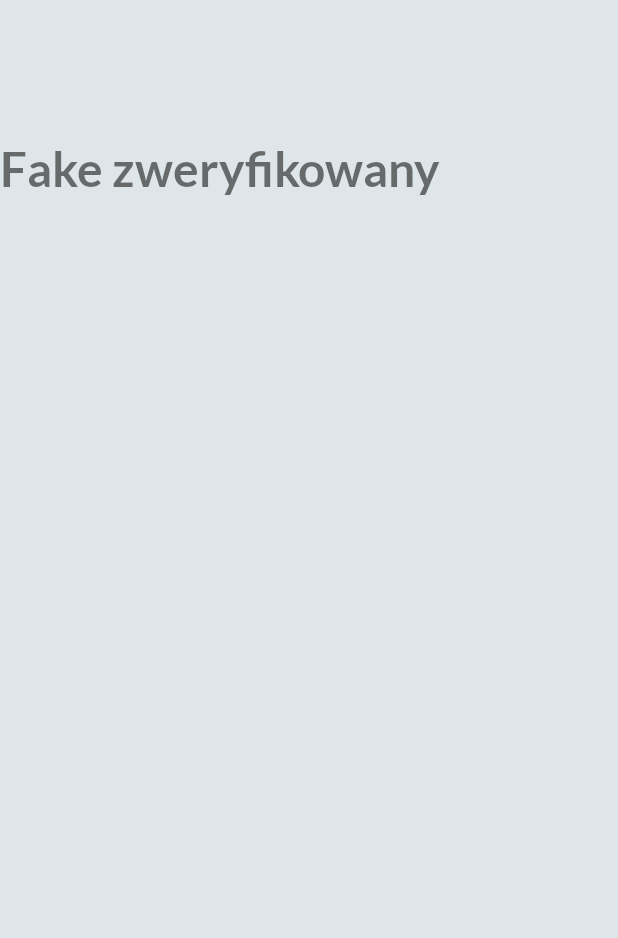
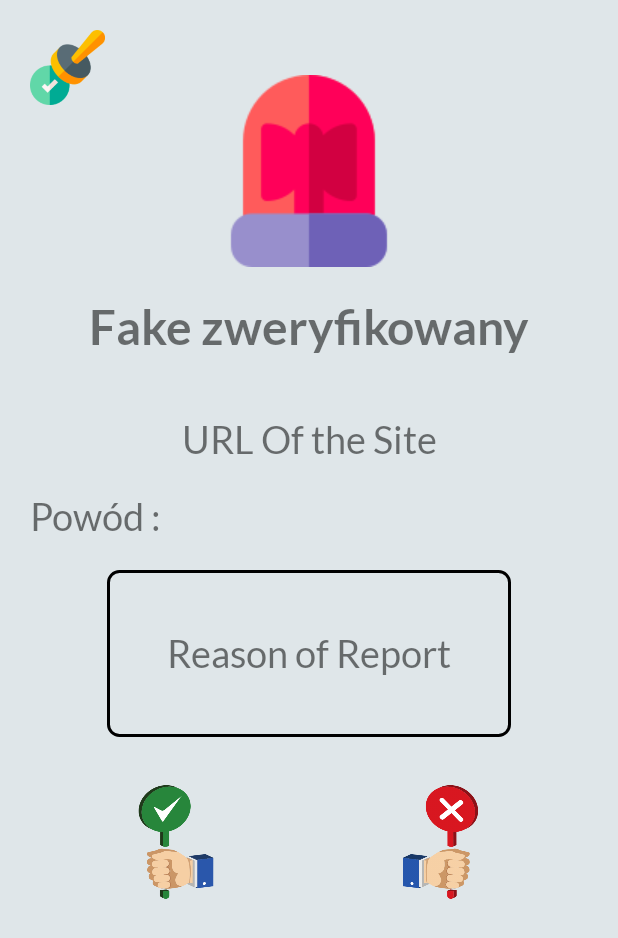
Before and after one commit to szymhan/ProovIt, an Android app: the layout activity_check.xml on its own in the app's theme, with its tools: preview values and no code run, on a phone screen of 412 x 824 dp. Shown: the top 938 px of the screen. Run offline under Robolectric (Android 15) with nearby library versions, the phone set to English and light mode, and no system bars.

Commit message:
add checkActivity

```diff
--- a/app/src/main/AndroidManifest.xml
+++ b/app/src/main/AndroidManifest.xml
@@ -1,6 +1,7 @@
 <?xml version="1.0" encoding="utf-8"?>
 <manifest xmlns:android="http://schemas.android.com/apk/res/android"
     xmlns:dist="http://schemas.android.com/apk/distribution"
+    xmlns:tools="http://schemas.android.com/tools"
     package="com.example.proovit">
 
     <dist:module dist:instant="true" />
@@ -11,9 +12,13 @@
         android:label="@string/app_name"
         android:roundIcon="@mipmap/ic_launcher_logo_round"
         android:supportsRtl="true"
-        android:theme="@style/AppTheme.NoActionBar">
-        <activity android:name=".MainActivity"></activity>
-
+        android:theme="@style/AppTheme.NoActionBar"
+        tools:ignore="GoogleAppIndexingWarning">
+        <activity
+            android:name=".CheckActivity"
+            android:label="@string/title_activity_check"
+            android:theme="@style/AppTheme.NoActionBar.NoActionBar" />
+        <activity android:name=".MainActivity" />
         <activity
             android:name=".SplashScreenActivity"
             android:label="@string/app_name"
--- /dev/null
+++ b/app/src/main/java/com/example/proovit/CheckActivity.java
@@ -0,0 +1,16 @@
+package com.example.proovit;
+
+import android.os.Bundle;
+import android.support.v7.app.AppCompatActivity;
+
+
+public class CheckActivity extends AppCompatActivity {
+
+    @Override
+    protected void onCreate(Bundle savedInstanceState) {
+        super.onCreate(savedInstanceState);
+        setContentView(R.layout.activity_check);
+
+    }
+
+}
--- a/app/src/main/res/layout/activity_check.xml
+++ b/app/src/main/res/layout/activity_check.xml
@@ -6,37 +6,149 @@
     >
 
     <LinearLayout
+        android:layout_marginTop="20dp"
+        android:layout_marginStart="20dp"
+        android:layout_width="match_parent"
+        android:layout_height="50dp">
+
+        <ImageButton
+            android:layout_width="50dp"
+            android:layout_height="match_parent"
+            android:adjustViewBounds="true"
+            android:background="@drawable/validation"
+            android:scaleType="fitCenter" />
+    </LinearLayout>
+    <LinearLayout
         android:id="@+id/check_linear_image"
-        android:layout_width="match_parent"
+        android:layout_width="fill_parent"
         android:layout_height="wrap_content"
-        android:orientation="horizontal"
-        android:layout_marginTop="100dp">
+        android:orientation="vertical"
+        android:layout_marginTop="50dp">
 
         <ImageView
+            android:id="@+id/check_logo"
             android:layout_width="wrap_content"
-            android:layout_height="32dp"
+            android:layout_height="128dp"
             android:adjustViewBounds="true"
-            android:scaleType="centerCrop"/>
+            android:background="@drawable/alarm"
+            android:layout_gravity="center_horizontal"
+            android:scaleType="centerCrop" />
     </LinearLayout>
 
     <LinearLayout
+        android:layout_marginTop="20dp"
+        android:layout_below="@id/check_linear_image"
         android:id="@+id/check_linear_main_text"
         android:layout_width="match_parent"
         android:layout_height="wrap_content"
-        android:layout_alignBottom="@id/check_linear_image"
         android:orientation="horizontal">
 
         <TextView
+            android:gravity="center"
             android:layout_width="match_parent"
             android:layout_height="wrap_content"
             android:text="@string/check_main"
             android:fontFamily="@font/lato_bold"
             android:textSize="32sp"
             />
+    </LinearLayout>
 
+    <LinearLayout
+        android:layout_marginTop="40dp"
+        android:layout_below="@id/check_linear_main_text"
+        android:id="@+id/check_linear_address"
+        android:layout_width="match_parent"
+        android:layout_height="wrap_content"
+        android:orientation="horizontal">
+        <TextView
+            android:layout_width="match_parent"
+            android:layout_height="wrap_content"
+            android:id="@+id/check_address"
+            android:text="@string/check_address"
+            android:textSize="25sp"
+            android:fontFamily="@font/lato_regular"
+            android:gravity="center"/>
+
+        </LinearLayout>
+
+    <LinearLayout
+        android:id="@+id/check_linear_reason_title"
+        android:layout_below="@id/check_linear_address"
+        android:layout_width="match_parent"
+        android:layout_height="wrap_content"
+        android:orientation="horizontal">
+
+        <TextView
+            android:padding="20dp"
+            android:layout_width="match_parent"
+            android:layout_height="wrap_content"
+            android:id="@+id/check_reason_title"
+            android:text="@string/check_reason_title"
+            android:textSize="25sp"
+            android:fontFamily="@font/lato_regular"
+            android:gravity="start"/>
+    </LinearLayout>
+
+    <LinearLayout
+        android:id="@+id/check_linear_reason_text"
+        android:layout_below="@id/check_linear_reason_title"
+        android:layout_width="match_parent"
+        android:layout_height="wrap_content"
+        android:orientation="vertical">
+
+        <TextView
+            android:id="@+id/check_reason_text"
+            android:layout_width="wrap_content"
+            android:layout_height="match_parent"
+            android:layout_gravity="center_horizontal"
+            android:background="@xml/textview_border"
+            android:fontFamily="@font/lato_regular"
+            android:padding="40dp"
+            android:text="@string/check_reason_text"
+            android:textSize="25sp" />
+    </LinearLayout>
+
+    <LinearLayout
+        android:layout_marginTop="20dp"
+        android:id="@+id/check_linear_vote"
+        android:layout_width="match_parent"
+        android:layout_height="100dp"
+        android:layout_below="@id/check_linear_reason_text"
+        android:orientation="horizontal">
+
+        <Space
+            android:layout_width="0dp"
+            android:layout_height="0dp"
+            android:layout_weight="1" />
+
+        <ImageButton
+            android:layout_width="0dp"
+            android:layout_height="match_parent"
+            android:layout_weight="2"
+            android:adjustViewBounds="true"
+            android:background="@drawable/fakeapproval"
+            android:scaleType="fitCenter" />
+        <Space
+            android:layout_width="0dp"
+            android:layout_height="0dp"
+            android:layout_weight="1" />
+
+        <ImageButton
+            android:layout_width="0dp"
+            android:layout_height="match_parent"
+            android:layout_weight="2"
+            android:adjustViewBounds="true"
+            android:background="@drawable/fakedissaproval"
+            android:scaleType="fitCenter" />
+
+        <Space
+            android:layout_width="0dp"
+            android:layout_height="0dp"
+            android:layout_weight="1" />
 
     </LinearLayout>
 
 
 
+
 </RelativeLayout>
--- a/app/src/main/res/values/strings.xml
+++ b/app/src/main/res/values/strings.xml
@@ -8,6 +8,9 @@
     <string name="title_rank">Ranking</string>
     <string name="title_activity_check">CheckActivity</string>
     <string name="check_main">Fake zweryfikowany</string>
+    <string name="check_address">URL Of the Site</string>
+    <string name="check_reason_title">Powód :</string>
+    <string name="check_reason_text">Reason of Report</string>
 
     <!-- TODO: Remove or change this placeholder text -->
     <string name="hello_blank_fragment">Hello blank fragment</string>
--- a/app/src/main/res/values/styles.xml
+++ b/app/src/main/res/values/styles.xml
@@ -20,8 +20,17 @@
 
     <!--Style for Splash Screen-->
     <style name="SplashScreenTheme" parent="Theme.AppCompat.NoActionBar">
-        <item name ="android:windowBackground"> @drawable/splash_screen_background</item>
+        <item name="android:windowBackground">@drawable/splash_screen_background</item>
     </style>
+
+    <style name="AppTheme.NoActionBar.NoActionBar">
+        <item name="windowActionBar">false</item>
+        <item name="windowNoTitle">true</item>
+    </style>
+
+    <style name="AppTheme.NoActionBar.AppBarOverlay" parent="ThemeOverlay.AppCompat.Dark.ActionBar" />
+
+    <style name="AppTheme.NoActionBar.PopupOverlay" parent="ThemeOverlay.AppCompat.Light" />
 
 
 </resources>
--- /dev/null
+++ b/app/src/main/res/xml/textview_border.xml
@@ -0,0 +1,19 @@
+<shape xmlns:android="http://schemas.android.com/apk/res/android"
+    android:shape="rectangle" >
+
+    <stroke
+        android:width="2dp"
+        android:color="#000000" />
+
+    <padding
+        android:bottom="5dp"
+        android:left="5dp"
+        android:right="5dp"
+        android:top="5dp"/>
+    <corners
+        android:bottomLeftRadius="7dp"
+        android:bottomRightRadius="7dp"
+        android:topLeftRadius="7dp"
+        android:topRightRadius="7dp"/>
+
+</shape>
```
Also changed, not shown: app/src/main/res/drawable/alarm.png (added).
